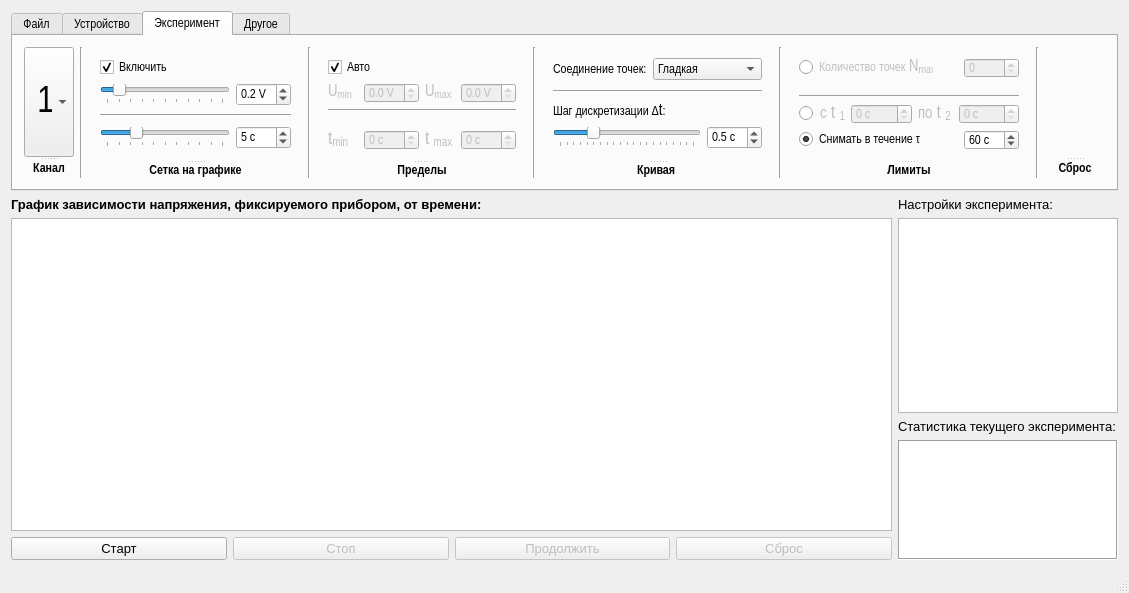
gurmaaan/WeldAnalysis, file mainwindow.ui: the form before one commit.
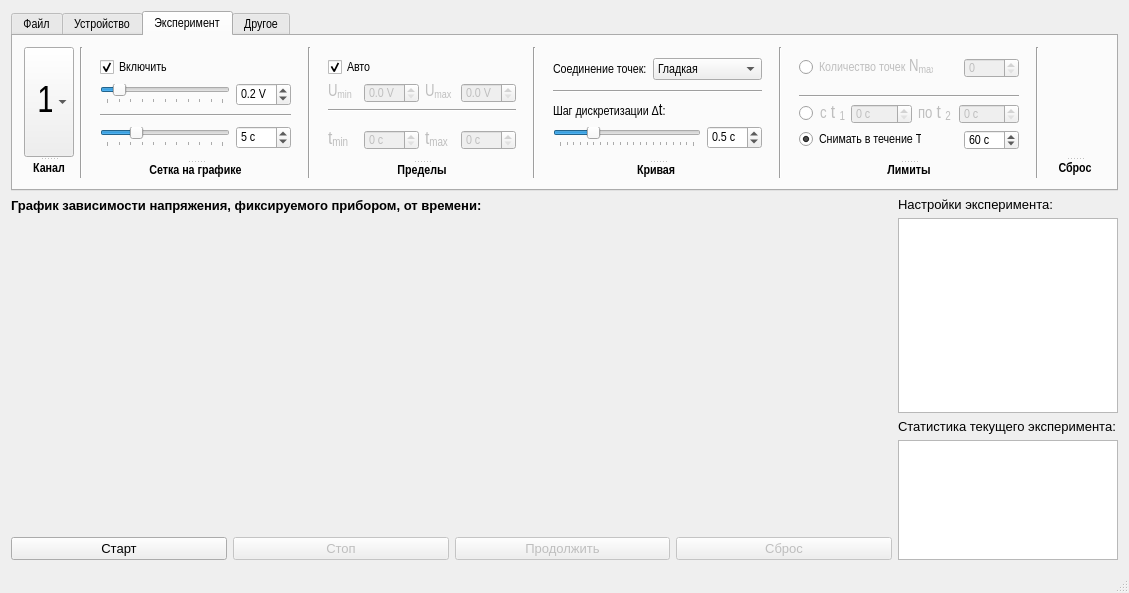
The form after the commit. The open tabs and pages were chosen to show the change. Icons and pictures are not drawn. Custom widgets are drawn as their Qt base class.

Patch:
```diff
--- a/mainwindow.ui
+++ b/mainwindow.ui
@@ -1458,7 +1458,7 @@
                    <string>Установка максимума оси времени</string>
                   </property>
                   <property name="text">
-                   <string>&lt;html&gt;&lt;head/&gt;&lt;body&gt;&lt;p&gt;&lt;span style=&quot; font-size:14pt;&quot;&gt;t &lt;/span&gt;&lt;span style=&quot; font-size:14pt; vertical-align:sub;&quot;&gt;max&lt;/span&gt;&lt;/p&gt;&lt;/body&gt;&lt;/html&gt;</string>
+                   <string>&lt;html&gt;&lt;head/&gt;&lt;body&gt;&lt;p&gt;&lt;span style=&quot; font-size:14pt;&quot;&gt;t&lt;/span&gt;&lt;span style=&quot; font-size:14pt; vertical-align:sub;&quot;&gt;max&lt;/span&gt;&lt;/p&gt;&lt;/body&gt;&lt;/html&gt;</string>
                   </property>
                  </widget>
                 </item>
@@ -1962,7 +1962,7 @@
                    <string>Интервал времени, за которой программа будет считывать значения</string>
                   </property>
                   <property name="text">
-                   <string>&lt;html&gt;&lt;head/&gt;&lt;body&gt;&lt;p&gt;&lt;span style=&quot; font-size:10pt;&quot;&gt;Снимать в течение τ:&lt;/span&gt;&lt;/p&gt;&lt;/body&gt;&lt;/html&gt;</string>
+                   <string>&lt;html&gt;&lt;head/&gt;&lt;body&gt;&lt;p&gt;Снимать в течение T:&lt;/p&gt;&lt;/body&gt;&lt;/html&gt;</string>
                   </property>
                  </widget>
                 </item>
@@ -2565,6 +2565,12 @@
        <layout class="QVBoxLayout" name="graph_group">
         <item>
          <widget class="QLabel" name="graph_label">
+          <property name="maximumSize">
+           <size>
+            <width>16777215</width>
+            <height>16</height>
+           </size>
+          </property>
           <property name="font">
            <font>
             <family>Arial</family>
@@ -2579,7 +2585,14 @@
          </widget>
         </item>
         <item>
-         <widget class="QGraphicsView" name="graph"/>
+         <widget class="QCustomPlot" name="graph_screen" native="true">
+          <property name="minimumSize">
+           <size>
+            <width>0</width>
+            <height>300</height>
+           </size>
+          </property>
+         </widget>
         </item>
         <item>
          <layout class="QHBoxLayout" name="buttons_group">
@@ -2710,39 +2723,6 @@
             <height>120</height>
            </size>
           </property>
-          <property name="frameShape">
-           <enum>QFrame::Box</enum>
-          </property>
-          <property name="frameShadow">
-           <enum>QFrame::Sunken</enum>
-          </property>
-          <property name="lineWidth">
-           <number>1</number>
-          </property>
-          <property name="verticalScrollBarPolicy">
-           <enum>Qt::ScrollBarAlwaysOff</enum>
-          </property>
-          <property name="horizontalScrollBarPolicy">
-           <enum>Qt::ScrollBarAlwaysOff</enum>
-          </property>
-          <property name="sizeAdjustPolicy">
-           <enum>QAbstractScrollArea::AdjustToContents</enum>
-          </property>
-          <property name="autoScroll">
-           <bool>false</bool>
-          </property>
-          <property name="autoScrollMargin">
-           <number>10</number>
-          </property>
-          <property name="dragDropOverwriteMode">
-           <bool>false</bool>
-          </property>
-          <property name="alternatingRowColors">
-           <bool>false</bool>
-          </property>
-          <property name="selectionMode">
-           <enum>QAbstractItemView::NoSelection</enum>
-          </property>
           <property name="selectionBehavior">
            <enum>QAbstractItemView::SelectColumns</enum>
           </property>
@@ -2763,6 +2743,14 @@
   <widget class="QStatusBar" name="statusBar"/>
  </widget>
  <layoutdefault spacing="6" margin="11"/>
+ <customwidgets>
+  <customwidget>
+   <class>QCustomPlot</class>
+   <extends>QWidget</extends>
+   <header>qcustomplot.h</header>
+   <container>1</container>
+  </customwidget>
+ </customwidgets>
  <resources>
   <include location="sources.qrc"/>
  </resources>
```
Left out of the diff: 4 changed lines with no effect on the pictures.
